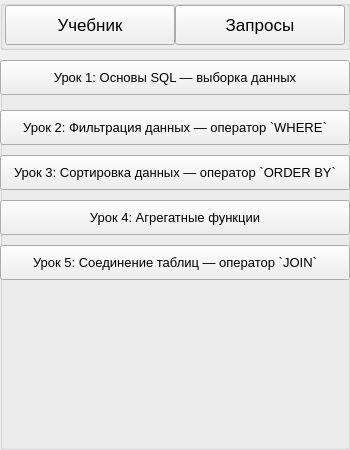
Qt form PyQTProject/ui/main_window.ui (opituf/PyQTProject) before a commit.
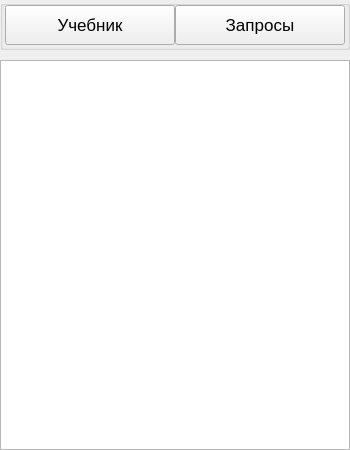
The same form after that commit.

The edit to the form file:
```diff
--- a/PyQTProject/ui/main_window.ui
+++ b/PyQTProject/ui/main_window.ui
@@ -54,82 +54,17 @@
       <property name="checkable">
        <bool>false</bool>
       </property>
-      <widget class="QPushButton" name="lesson5_btn">
-       <property name="geometry">
-        <rect>
-         <x>0</x>
-         <y>185</y>
-         <width>350</width>
-         <height>35</height>
-        </rect>
-       </property>
-       <property name="text">
-        <string>Урок 5: Соединение таблиц — оператор `JOIN`</string>
-       </property>
-      </widget>
-      <widget class="QPushButton" name="lesson1_btn">
+      <widget class="QListWidget" name="lessonList">
        <property name="geometry">
         <rect>
          <x>0</x>
          <y>0</y>
          <width>350</width>
-         <height>35</height>
+         <height>390</height>
         </rect>
        </property>
-       <property name="text">
-        <string>Урок 1: Основы SQL — выборка данных</string>
-       </property>
-       <property name="default">
-        <bool>false</bool>
-       </property>
-      </widget>
-      <widget class="QPushButton" name="lesson3_btn">
-       <property name="geometry">
-        <rect>
-         <x>0</x>
-         <y>95</y>
-         <width>350</width>
-         <height>35</height>
-        </rect>
-       </property>
-       <property name="text">
-        <string>Урок 3: Сортировка данных — оператор `ORDER BY`</string>
-       </property>
-      </widget>
-      <widget class="QPushButton" name="lesson4_btn">
-       <property name="geometry">
-        <rect>
-         <x>0</x>
-         <y>140</y>
-         <width>350</width>
-         <height>35</height>
-        </rect>
-       </property>
-       <property name="font">
-        <font>
-         <pointsize>10</pointsize>
-         <stylestrategy>PreferDefault</stylestrategy>
-         <kerning>true</kerning>
-        </font>
-       </property>
-       <property name="text">
-        <string>Урок 4: Агрегатные функции</string>
-       </property>
-      </widget>
-      <widget class="QPushButton" name="lesson2_btn">
-       <property name="geometry">
-        <rect>
-         <x>0</x>
-         <y>50</y>
-         <width>350</width>
-         <height>35</height>
-        </rect>
-       </property>
-       <property name="text">
-        <string>Урок 2: Фильтрация данных — оператор `WHERE`</string>
-       </property>
-       <property name="default">
-        <bool>false</bool>
+       <property name="defaultDropAction">
+        <enum>Qt::IgnoreAction</enum>
        </property>
       </widget>
      </widget>
```
Left out of the diff: 51 changed lines with no effect on the pictures.
